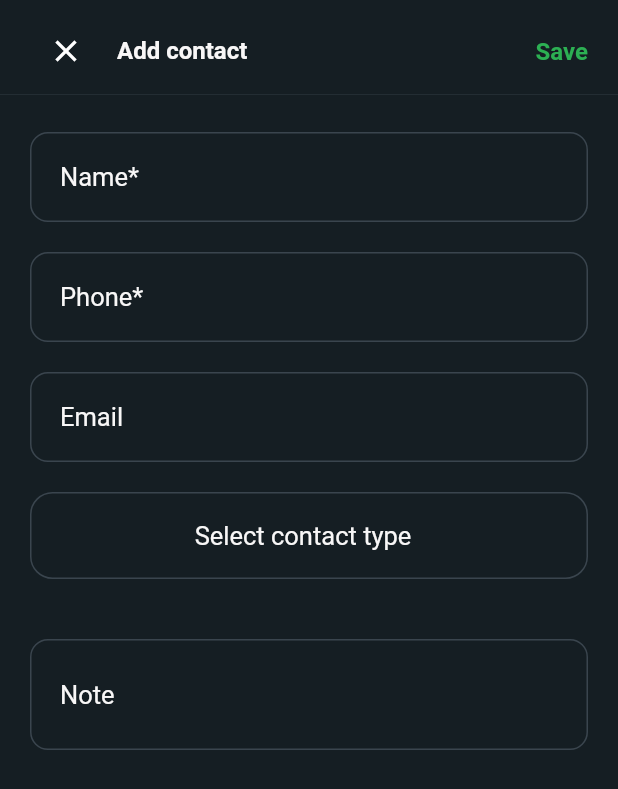
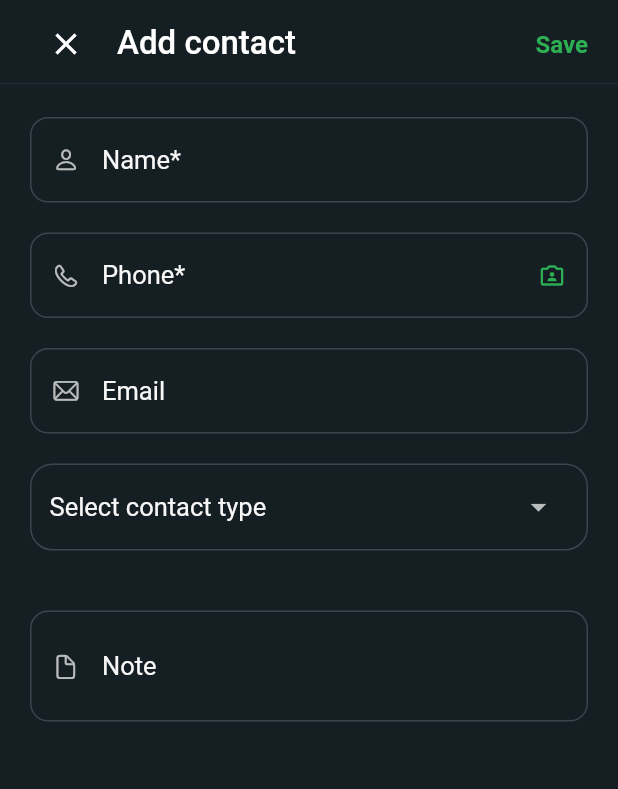
Before and after one commit to easy-Coder/okepoint, a Flutter app: the AddEditContactViewMobile screen opened directly, on a phone screen of 412 x 824 dp. Shown: the top 789 px of the screen. Run offline on Flutter 3.47's test engine with Material 2 defaults, Android fonts, the phone set to English and light mode, and no system bars; our stand-ins replace cloud_firestore, firebase_auth, firebase_core, firebase_remote_config, flutter_riverpod, geolocator and 6 more; accounts and stored records are empty; Roboto replaces fonts that are missing (SF-Pro).

Commit message:
added ui states for add contact and emergency contacts

```diff
--- a/lib/UI/screens/add_edit_contact/mobile/add_edit_contact_view_mobile.dart
+++ b/lib/UI/screens/add_edit_contact/mobile/add_edit_contact_view_mobile.dart
@@ -1,44 +1,49 @@
+import 'package:flutter/cupertino.dart';
 import 'package:flutter/material.dart';
 import 'package:flutter_riverpod/flutter_riverpod.dart';
 import 'package:go_router/go_router.dart';
 import 'package:okepoint/UI/components/buttons/linked_text.dart';
+import 'package:okepoint/UI/screens/add_edit_contact/add_edit_contact_state.dart';
+import 'package:okepoint/data/models/user/contact.dart';
 
 import '../../../components/cards/paddings.dart';
 import '../../../components/texts/texts.dart';
 import '../../../theme/spacings.dart';
 
 class AddEditContactViewMobile extends ConsumerWidget {
-  final String? contactId;
-
-  const AddEditContactViewMobile({
-    super.key,
-    this.contactId,
-  });
+  const AddEditContactViewMobile({super.key});
 
   @override
   Widget build(BuildContext context, WidgetRef ref) {
+    final contactId = ref.watch(selectContactProvider);
+    final state = ref.watch(addEditContactStateProvider.call(contactId));
+
     return Scaffold(
-      body: Column(
+      body: Form(
+        key: state.formKey,
+        child: Column(
           children: [
-          const SizedBox(height: AppSpacings.elementSpacing),
+            const SizedBox(height: AppSpacings.elementSpacing * 0.5),
             CardPadding(
               child: Row(
                 children: [
                   const CloseButton(),
                   const SizedBox(width: AppSpacings.elementSpacing),
-                OkepointTexts.subHeading(
+                  OkepointTexts.headingSmall(
                     "Add contact",
                     context,
                   ),
                   const Spacer(),
                   LinkedText(
                     link: "Save",
-                  onLinkTap: () => context.pop(),
+                    onLinkTap: () => state.saveContact((contact) {
+                      if (contact != null) context.pop<Contact?>(contact);
+                    }),
                   )
                 ],
               ),
             ),
-          const Divider(height: AppSpacings.elementSpacing),
+            const Divider(height: AppSpacings.elementSpacing * 0.5),
             Expanded(
               child: CardPadding(
                 child: SingleChildScrollView(
@@ -49,27 +54,38 @@ class AddEditContactViewMobile extends ConsumerWidget {
                       TextField(
                         textCapitalization: TextCapitalization.words,
                         textInputAction: TextInputAction.next,
+                        controller: state.nameController,
                         decoration: InputDecoration(
                           label: OkepointTexts.bodyText("Name*", context),
                           hintText: "Enter contact name.",
+                          prefixIcon: const Icon(CupertinoIcons.person),
                         ),
                       ),
                       const SizedBox(height: AppSpacings.cardPadding),
                       TextField(
                         keyboardType: TextInputType.phone,
                         textInputAction: TextInputAction.next,
+                        controller: state.phoneController,
                         decoration: InputDecoration(
                           label: OkepointTexts.bodyText("Phone*", context),
                           hintText: "Enter contact phone number.",
+                          prefixIcon: const Icon(CupertinoIcons.phone),
+                          suffixIcon: IconButton(
+                            icon: const Icon(Icons.photo_camera_front_outlined),
+                            color: Theme.of(context).primaryColor,
+                            onPressed: () {},
+                          ),
                         ),
                       ),
                       const SizedBox(height: AppSpacings.cardPadding),
                       TextField(
                         keyboardType: TextInputType.emailAddress,
                         textInputAction: TextInputAction.next,
+                        controller: state.emailController,
                         decoration: InputDecoration(
                           label: OkepointTexts.bodyText("Email", context),
                           hintText: "Enter contact email",
+                          prefixIcon: const Icon(CupertinoIcons.mail),
                         ),
                       ),
                       const SizedBox(height: AppSpacings.cardPadding),
@@ -88,10 +104,9 @@ class AddEditContactViewMobile extends ConsumerWidget {
                             color: Theme.of(context).inputDecorationTheme.enabledBorder!.borderSide.color,
                           ),
                         ),
+                        child: Expanded(
                           child: DropdownButton<String>(
-                        value: null,
-                        alignment: const AlignmentDirectional(0, 0),
-                        icon: const SizedBox.shrink(),
+                            value: state.contactTypeController.text,
                             borderRadius: BorderRadius.circular(15),
                             dropdownColor: Theme.of(context).cardColor,
                             isExpanded: true,
@@ -100,26 +115,24 @@ class AddEditContactViewMobile extends ConsumerWidget {
                             items: ["Family", "Friend", "Professional"]
                                 .map((e) => DropdownMenuItem<String>(
                                       value: e,
-                                  child: Row(
-                                    mainAxisAlignment: MainAxisAlignment.center,
-                                    children: [
-                                      OkepointTexts.bodyText(e, context),
-                                    ],
-                                  ),
+                                      child: OkepointTexts.bodyText(e, context),
                                     ))
                                 .toList(),
                             onChanged: (v) {},
+                          ),
                         ),
                       ),
                       const SizedBox(height: AppSpacings.cardPadding * 2),
                       TextField(
                         minLines: 2,
                         maxLines: 6,
+                        controller: state.noteController,
                         textInputAction: TextInputAction.done,
                         textCapitalization: TextCapitalization.sentences,
                         decoration: InputDecoration(
                           label: OkepointTexts.bodyText("Note", context),
                           hintText: "Enter Note",
+                          prefixIcon: const Icon(CupertinoIcons.doc),
                         ),
                       ),
                       SizedBox(height: AppSpacings.cardPadding * 2 + MediaQuery.paddingOf(context).bottom),
@@ -130,6 +143,7 @@ class AddEditContactViewMobile extends ConsumerWidget {
             ),
           ],
         ),
+      ),
     );
   }
 }
--- a/lib/UI/screens/share_location/share_location_state.dart
+++ b/lib/UI/screens/share_location/share_location_state.dart
@@ -1,9 +1,10 @@
 import 'package:flutter_riverpod/flutter_riverpod.dart';
+import 'package:okepoint/data/models/emergency.dart';
 
 import '../../../data/services/remote_config_service.dart';
 
-final selectedEmergencyProvider = StateProvider<String>((ref) {
+final selectedEmergencyProvider = StateProvider<Emergency?>((ref) {
   final emergencies = ref.read(remoteConfigServiceProvider).appEmergencies;
 
-  return emergencies.firstOrNull?.type ?? "";
+  return emergencies.firstOrNull;
 });
--- a/lib/data/models/user/contact.dart
+++ b/lib/data/models/user/contact.dart
@@ -10,6 +10,8 @@ class Contact {
   final List<String> emergencyTypes;
   final int createdAt;
   final int updatedAt;
+
+  String get displayName => info["name"] ?? "";
 
   const Contact({
     required this.id,
--- a/lib/data/services/auth_service.dart
+++ b/lib/data/services/auth_service.dart
@@ -13,6 +13,7 @@ enum SocialAuthProvider { apple, google }
 
 abstract class SocialAuthService {
   final googleIn = GoogleSignIn();
+
   Future<UserCredential?> signInWithApple();
   Future<UserCredential?> signInWithGoogle();
 }
```
Also changed, not shown: lib/UI/components/cards/emergency_card.dart (+8 -9 lines), lib/UI/screens/add_edit_contact/add_edit_contact_state.dart (added, +64 -0 lines), lib/UI/screens/add_edit_emergecy_contacts/add_edit_emergecy_contacts_state.dart (added, +23 -0 lines), lib/UI/screens/add_edit_emergecy_contacts/mobile/add_edit_emergency_contacts_view_mobile.dart (+25 -17 lines), lib/UI/screens/share_location/mobile/share_location_view_mobile.dart (+12 -4 lines), lib/UI/theme/theme_data.dart (+6 -2 lines), 1 other file. Lines whose indentation alone changed are shown as unchanged.
